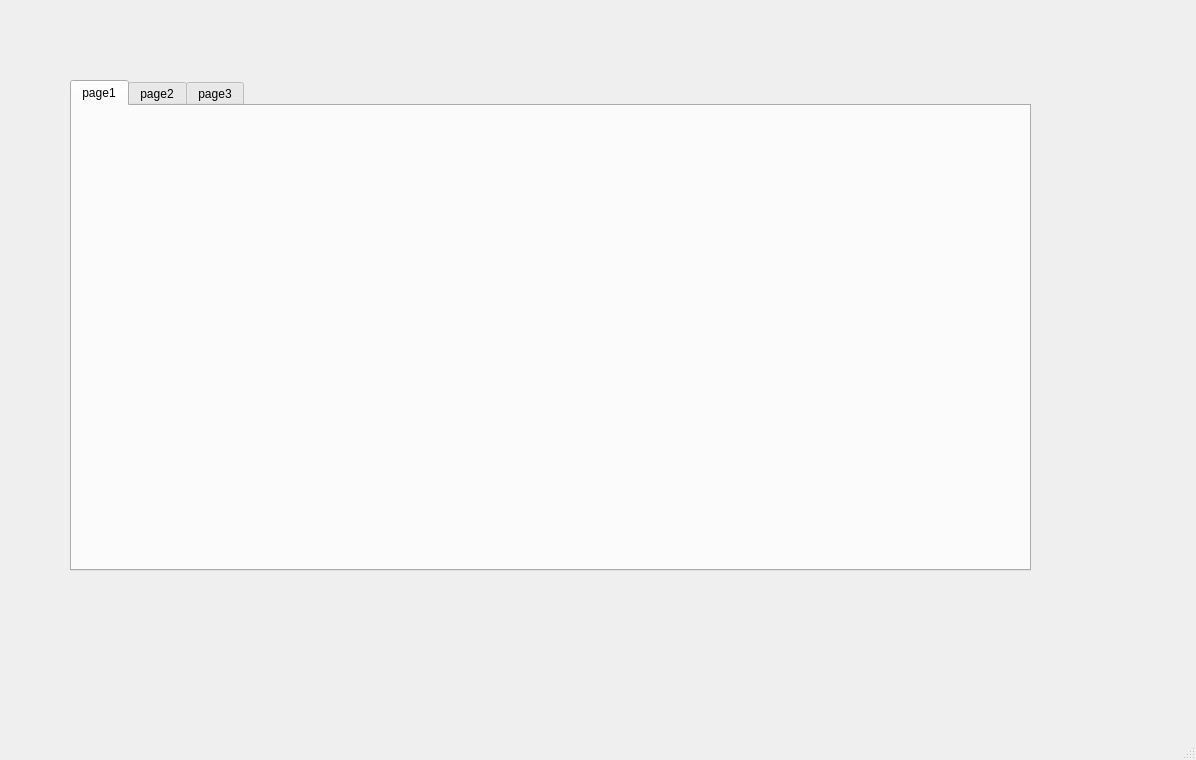
Old version of the form mainwindow.ui in the repository sunquakes/development-kits.
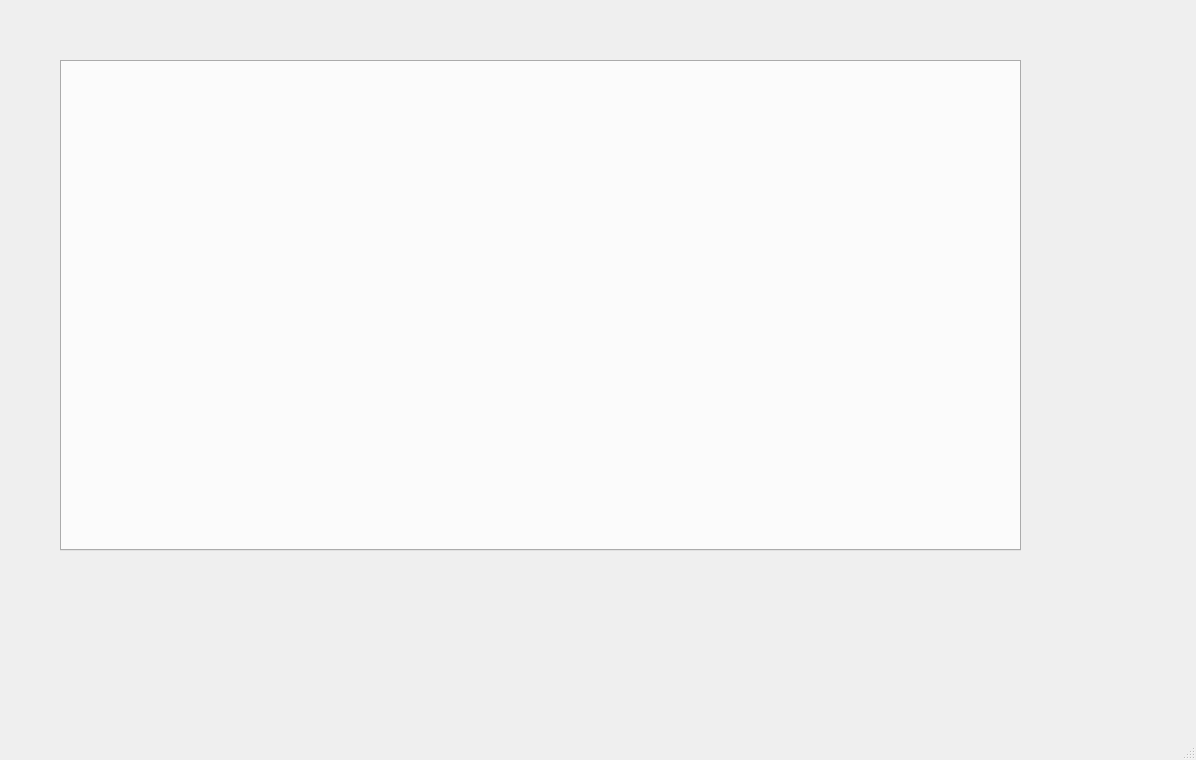
New version of the form.

Diff of the .ui file:
```diff
--- a/mainwindow.ui
+++ b/mainwindow.ui
@@ -17,8 +17,8 @@
    <widget class="QTabWidget" name="page3_2">
     <property name="geometry">
      <rect>
-      <x>70</x>
-      <y>80</y>
+      <x>60</x>
+      <y>60</y>
       <width>961</width>
       <height>491</height>
      </rect>
@@ -26,21 +26,6 @@
     <property name="currentIndex">
      <number>0</number>
     </property>
-    <widget class="QWidget" name="tab">
-     <attribute name="title">
-      <string>page1</string>
-     </attribute>
-    </widget>
-    <widget class="QWidget" name="tab_2">
-     <attribute name="title">
-      <string>page2</string>
-     </attribute>
-    </widget>
-    <widget class="QWidget" name="page3">
-     <attribute name="title">
-      <string>page3</string>
-     </attribute>
-    </widget>
    </widget>
   </widget>
   <widget class="QMenuBar" name="menubar">
```
Left out of the diff: 7 changed lines with no effect on the pictures.
